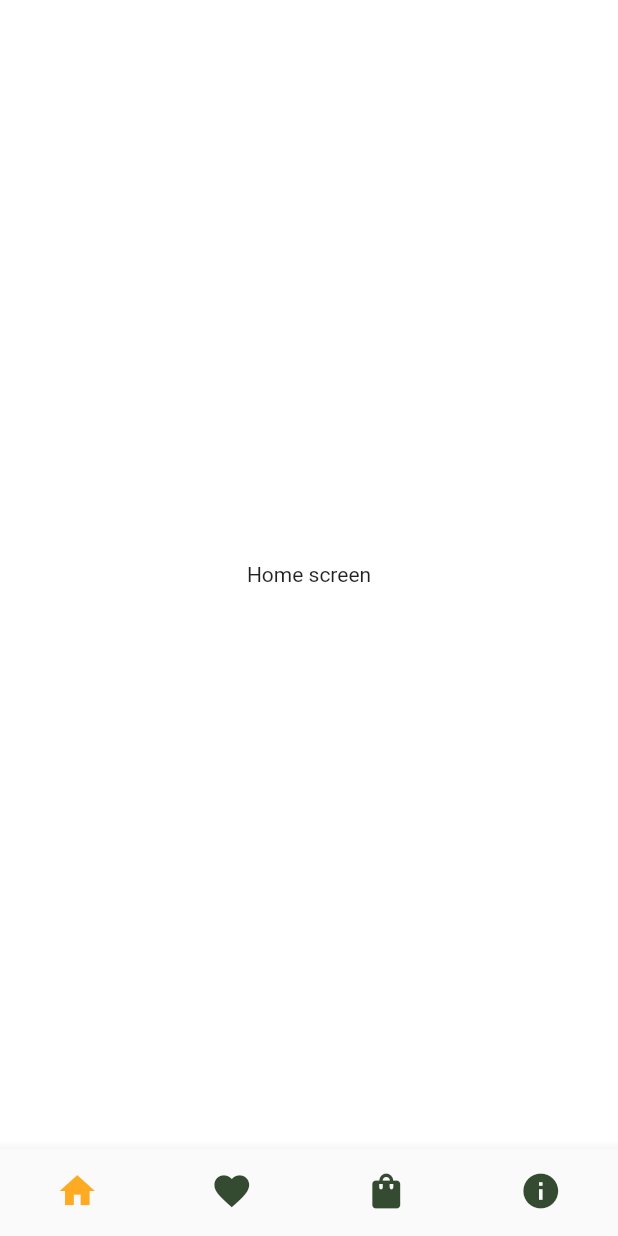
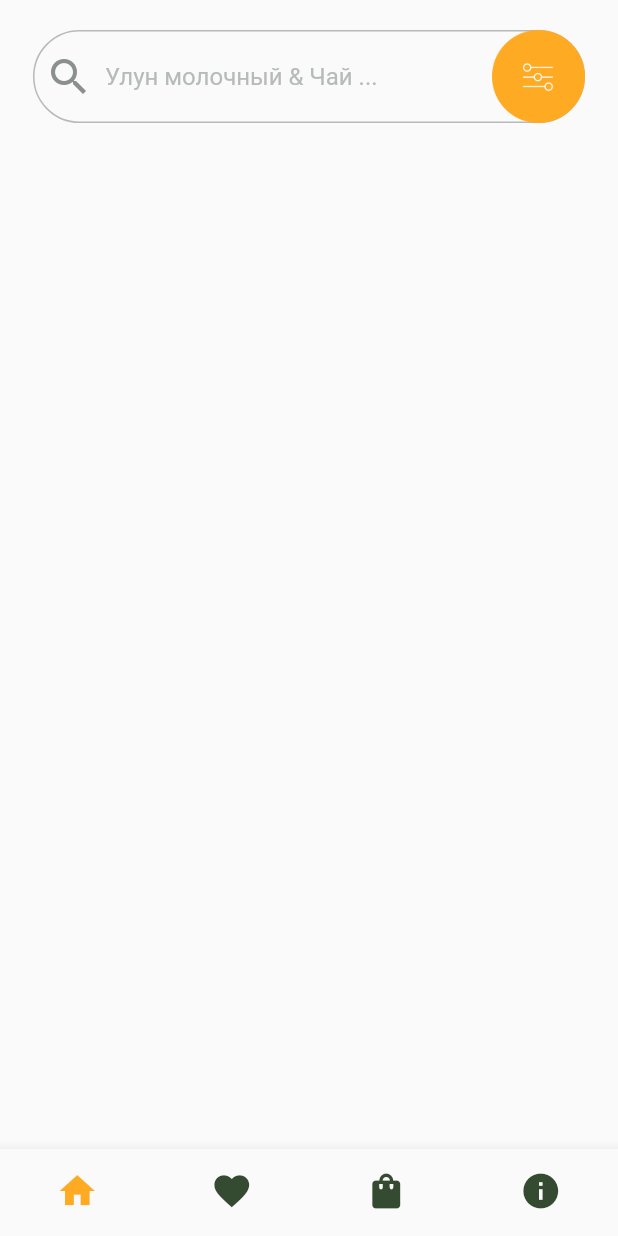
Before and after one commit to shamrn/tea-coffee-shop-mobile, a Flutter app: the screen it shows after launch, on a phone screen of 412 x 824 dp. Run offline on Flutter 3.47's test engine with Material 2 defaults, Android fonts, the phone set to English and light mode, and no system bars; our stand-ins replace bloc, equatable, flutter_bloc; Roboto replaces fonts that are missing (fonts/YanoneKaffeesatz-Regular.ttf).

Commit message:
Created 'SearchWidget' added in home page

```diff
--- a/lib/screens/home_screen.dart
+++ b/lib/screens/home_screen.dart
@@ -1,15 +1,18 @@
 import 'package:flutter/material.dart';
+import 'package:tea_coffee_shop/utils/app_constants.dart';
+import 'package:tea_coffee_shop/widgets/search_widget.dart';
 
 class HomeScreen extends StatelessWidget {
   const HomeScreen({Key? key}) : super(key: key);
 
   @override
   Widget build(BuildContext context) {
-    return const Scaffold(
-      backgroundColor: Colors.white,
-      body: Center(
-        child: Text('Home screen'),
+    return Scaffold(
+        body: SafeArea(
+      child: Padding(
+        padding: Styles.primaryPadding,
+        child: const SearchWidget(),
       ),
-    );
+    ));
   }
 }
--- a/lib/screens/splash_screen.dart
+++ b/lib/screens/splash_screen.dart
@@ -7,7 +7,7 @@ class SplashScreen extends StatelessWidget {
   @override
   Widget build(BuildContext context) {
     return Image.asset(
-      Images.splashScreen,
+      Assets.splashScreen,
       fit: BoxFit.fill,
     );
   }
--- a/lib/utils/app_constants.dart
+++ b/lib/utils/app_constants.dart
@@ -4,16 +4,27 @@ import 'package:flutter/material.dart';
 class Texts {
   static String startLoadError =
       'Не удалось загрузить приложение. \nПовторите попытку позже.';
+  static String searchHintText = 'Улун молочный & Чай ...';
 }
 
 // Images
-class Images {
+class Assets {
   static String splashScreen = 'assets/images/splash_screen_image.png';
+  static String filter = 'assets/icons/filter_icon.png';
 }
 
 // Styles
 class Styles {
+  // Fonts
   static String yanoneKafeesatzFont = 'fonts/YanoneKaffeesatz-Regular.ttf';
+
+  // Colors
   static Color primaryGreenColor = const Color(0xFF344B31);
   static Color primaryOrangeColor = const Color(0xFFFFAA23);
+  static Color primaryGreyColor = const Color(0xFF8B8F8F);
+  static Color primaryLightGreyColor = const Color(0xFFB6BABA);
+
+  // Paddings
+  static EdgeInsets primaryPadding =
+      const EdgeInsets.only(top: 20, bottom: 30, left: 22, right: 22);
 }
--- /dev/null
+++ b/lib/widgets/search_widget.dart
@@ -0,0 +1,41 @@
+import 'package:flutter/material.dart';
+import 'package:tea_coffee_shop/utils/app_constants.dart';
+
+class SearchWidget extends StatefulWidget {
+  const SearchWidget({Key? key}) : super(key: key);
+
+  @override
+  State<SearchWidget> createState() => _SearchWidgetState();
+}
+
+class _SearchWidgetState extends State<SearchWidget> {
+  @override
+  Widget build(BuildContext context) {
+    return SizedBox(
+      width: double.infinity,
+      height: 62,
+      child: TextFormField(
+        decoration: InputDecoration(
+            prefixIcon: Icon(
+              Icons.search_outlined,
+              color: Styles.primaryGreyColor,
+              size: 32,
+            ),
+            suffixIcon: Image.asset(
+              Assets.filter,
+              fit: BoxFit.fill,
+            ),
+            hintText: Texts.searchHintText,
+            hintMaxLines: 1,
+            hintStyle:
+                TextStyle(color: Styles.primaryLightGreyColor, fontSize: 16),
+            enabledBorder: OutlineInputBorder(
+                borderSide: BorderSide(color: Styles.primaryLightGreyColor),
+                borderRadius: const BorderRadius.all(Radius.circular(120))),
+            focusedBorder: OutlineInputBorder(
+                borderSide: BorderSide(color: Styles.primaryOrangeColor),
+                borderRadius: const BorderRadius.all(Radius.circular(120)))),
+      ),
+    );
+  }
+}
--- a/pubspec.yaml
+++ b/pubspec.yaml
@@ -69,6 +69,7 @@ flutter:
   # To add assets to your application, add an assets section, like this:
   assets:
     - assets/images/splash_screen_image.png
+    - assets/icons/filter_icon.png
 
   # An image asset can refer to one or more resolution-specific "variants", see
   # https://flutter.dev/assets-and-images/#resolution-aware
```
Also changed, not shown: assets/icons/filter_icon.png (added).
